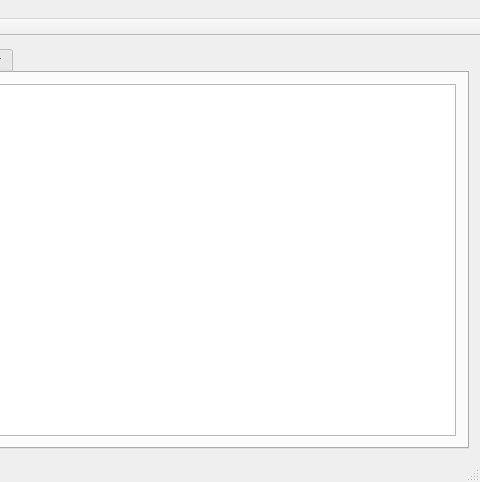
Qt form mainwindow.ui (pullmoll/p2emu) before a commit; both pictures show x 226 to 706 and y 0 to 482 of the 706 by 482 pixel window.
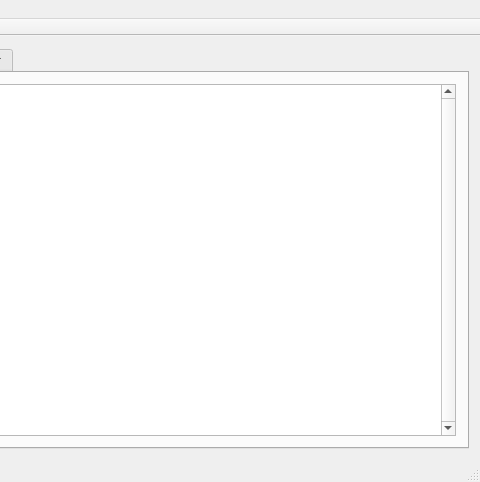
The same form after that commit. The open tabs and pages were chosen to show the change. Icons and pictures are not drawn. Custom widgets are drawn as their Qt base class.

Diff of the .ui file:
```diff
--- a/mainwindow.ui
+++ b/mainwindow.ui
@@ -118,6 +118,9 @@
             <family>Monospace</family>
            </font>
           </property>
+		  <property name="verticalScrollBarPolicy">
+		   <enum>Qt::ScrollBarAlwaysOn</enum>
+		  </property>
           <property name="editTriggers">
            <set>QAbstractItemView::NoEditTriggers</set>
           </property>
@@ -130,9 +133,6 @@
           <property name="dragDropOverwriteMode">
            <bool>false</bool>
           </property>
-          <property name="alternatingRowColors">
-           <bool>true</bool>
-          </property>
           <property name="selectionMode">
            <enum>QAbstractItemView::SingleSelection</enum>
           </property>
@@ -151,18 +151,12 @@
           <attribute name="horizontalHeaderStretchLastSection">
            <bool>true</bool>
           </attribute>
-          <attribute name="verticalHeaderVisible">
-           <bool>false</bool>
-          </attribute>
           <attribute name="verticalHeaderMinimumSectionSize">
+		   <number>12</number>
+		  </attribute>
+		  <attribute name="verticalHeaderDefaultSectionSize">
            <number>18</number>
           </attribute>
-          <attribute name="verticalHeaderDefaultSectionSize">
-           <number>24</number>
-          </attribute>
-          <attribute name="verticalHeaderHighlightSections">
-           <bool>false</bool>
-          </attribute>
          </widget>
         </item>
        </layout>
```
Left out of the diff: 102 changed lines with no effect on the pictures. Lines whose indentation alone changed are shown as unchanged.
